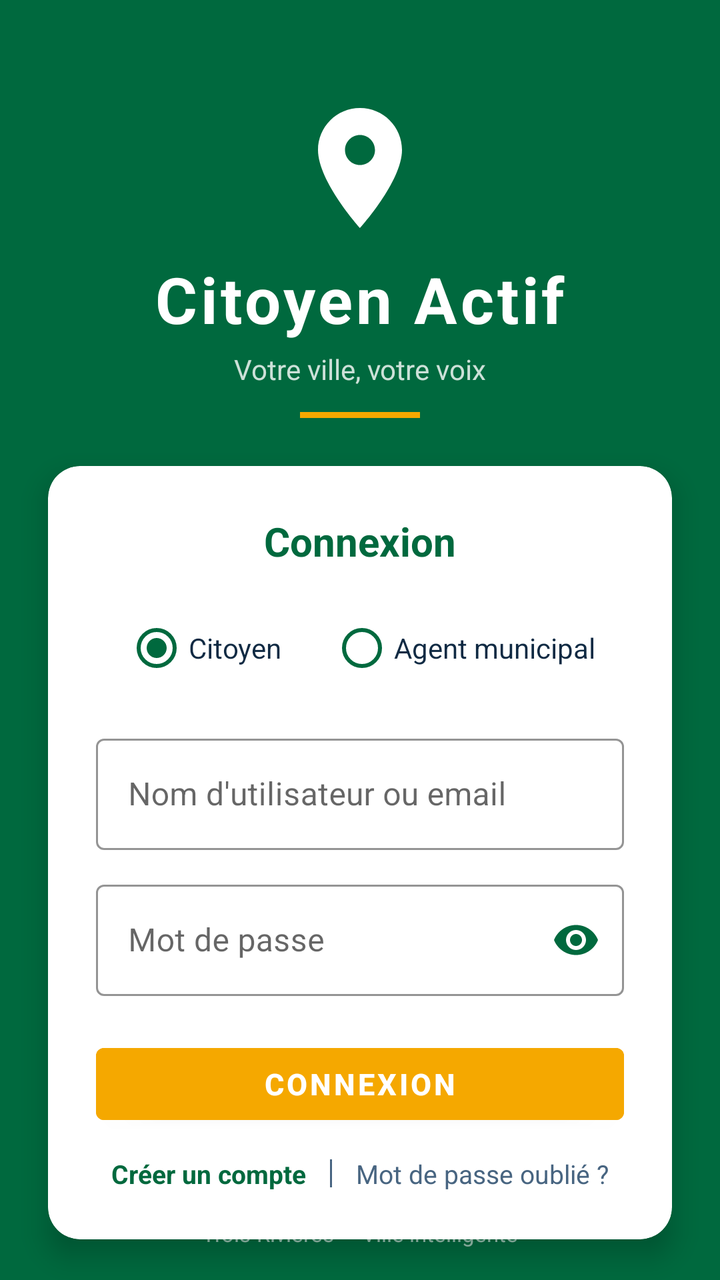
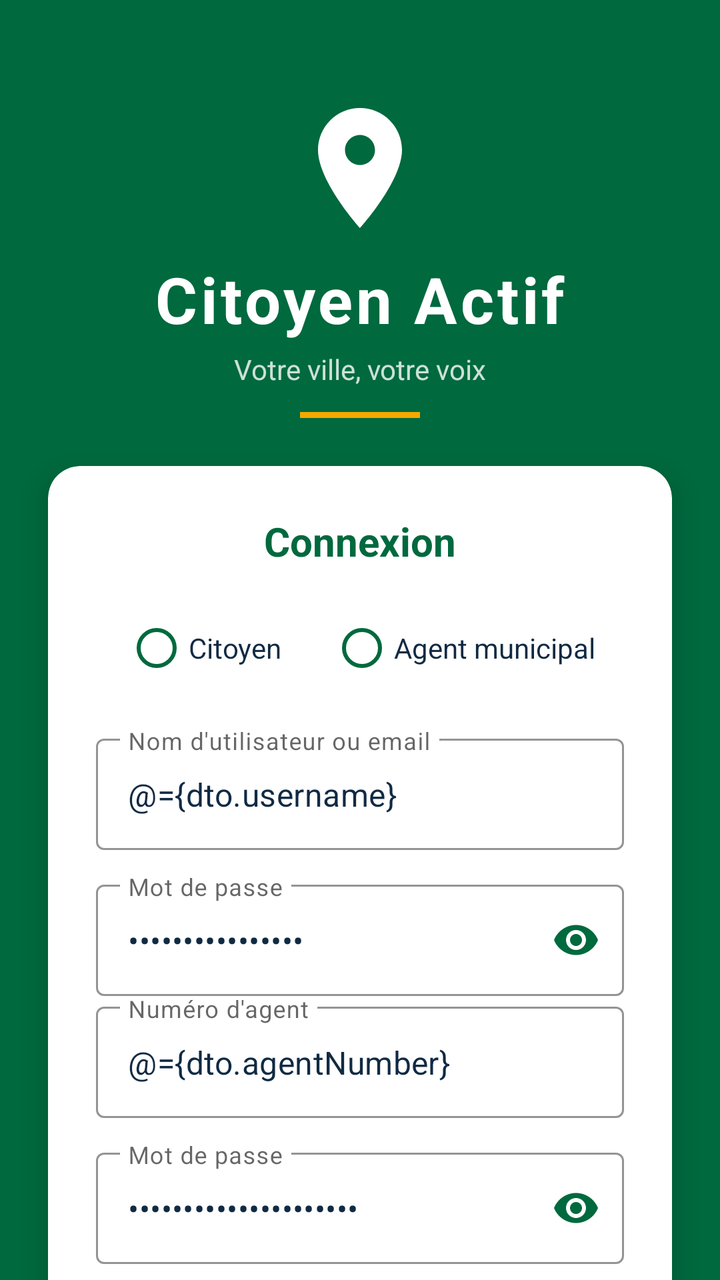

The first picture is an Android layout as it rendered before a commit; the second is the same layout after the commit. The layout source and the unified diff follow.
<!-- AndroidManifest.xml: application theme Theme.CitoyenActif.NoActionBar -->
<!-- res/layout/sign_in_frag.xml -->
<?xml version="1.0" encoding="utf-8"?>
<layout xmlns:android="http://schemas.android.com/apk/res/android"
    xmlns:app="http://schemas.android.com/apk/res-auto">

    <data />

    
    <androidx.constraintlayout.widget.ConstraintLayout
        android:id="@+id/root"
        android:layout_width="match_parent"
        android:layout_height="match_parent"
        android:background="@color/uqtr_green">

        

        
        <ImageView
            android:id="@+id/ivLocationPin"
            android:layout_width="72dp"
            android:layout_height="72dp"
            android:src="@drawable/ic_location_pin"
            android:layout_marginTop="48dp"
            app:layout_constraintTop_toTopOf="parent"
            app:layout_constraintStart_toStartOf="parent"
            app:layout_constraintEnd_toEndOf="parent"
            android:contentDescription="Icône localisation" />

        
        <TextView
            android:id="@+id/tvAppTitle"
            android:layout_width="wrap_content"
            android:layout_height="wrap_content"
            android:text="Citoyen Actif"
            android:textColor="@color/uqtr_white"
            android:textSize="32sp"
            android:textStyle="bold"
            android:letterSpacing="0.05"
            android:layout_marginTop="8dp"
            app:layout_constraintTop_toBottomOf="@id/ivLocationPin"
            app:layout_constraintStart_toStartOf="parent"
            app:layout_constraintEnd_toEndOf="parent" />

        
        <TextView
            android:id="@+id/tvSubtitle"
            android:layout_width="wrap_content"
            android:layout_height="wrap_content"
            android:text="Votre ville, votre voix"
            android:textColor="#CCFFFFFF"
            android:textSize="14sp"
            android:layout_marginTop="4dp"
            app:layout_constraintTop_toBottomOf="@id/tvAppTitle"
            app:layout_constraintStart_toStartOf="parent"
            app:layout_constraintEnd_toEndOf="parent" />

        
        <View
            android:id="@+id/dividerGold"
            android:layout_width="60dp"
            android:layout_height="3dp"
            android:background="@color/uqtr_gold"
            android:layout_marginTop="12dp"
            app:layout_constraintTop_toBottomOf="@id/tvSubtitle"
            app:layout_constraintStart_toStartOf="parent"
            app:layout_constraintEnd_toEndOf="parent" />

        
        <androidx.cardview.widget.CardView
            android:id="@+id/cardLogin"
            android:layout_width="0dp"
            android:layout_height="wrap_content"
            android:layout_marginTop="24dp"
            android:layout_marginStart="24dp"
            android:layout_marginEnd="24dp"
            app:cardBackgroundColor="@color/uqtr_white"
            app:cardCornerRadius="16dp"
            app:cardElevation="8dp"
            app:layout_constraintTop_toBottomOf="@id/dividerGold"
            app:layout_constraintStart_toStartOf="parent"
            app:layout_constraintEnd_toEndOf="parent">

            <LinearLayout
                android:layout_width="match_parent"
                android:layout_height="wrap_content"
                android:orientation="vertical"
                android:padding="24dp">

                
                <TextView
                    android:id="@+id/tvTitle"
                    android:layout_width="match_parent"
                    android:layout_height="wrap_content"
                    android:text="Connexion"
                    android:textColor="@color/uqtr_green"
                    android:textSize="20sp"
                    android:textStyle="bold"
                    android:gravity="center"
                    android:layout_marginBottom="16dp" />

                
                <RadioGroup
                    android:id="@+id/rgAccountType"
                    android:layout_width="match_parent"
                    android:layout_height="wrap_content"
                    android:orientation="horizontal"
                    android:gravity="center"
                    android:layout_marginBottom="16dp">

                    <RadioButton
                        android:id="@+id/rbCitizen"
                        android:layout_width="wrap_content"
                        android:layout_height="wrap_content"
                        android:text="Citoyen"
                        android:textColor="@color/text_primary"
                        android:buttonTint="@color/uqtr_green"
                        android:checked="true" />

                    <RadioButton
                        android:id="@+id/rbAgent"
                        android:layout_width="wrap_content"
                        android:layout_height="wrap_content"
                        android:text="Agent municipal"
                        android:textColor="@color/text_primary"
                        android:buttonTint="@color/uqtr_green"
                        android:layout_marginStart="24dp" />
                </RadioGroup>

                
                <LinearLayout
                    android:id="@+id/citizenForm"
                    android:layout_width="match_parent"
                    android:layout_height="wrap_content"
                    android:orientation="vertical">

                    <com.google.android.material.textfield.TextInputLayout
                        android:id="@+id/tilUsername"
                        style="@style/Widget.MaterialComponents.TextInputLayout.OutlinedBox"
                        android:layout_width="match_parent"
                        android:layout_height="wrap_content"
                        android:hint="Nom d'utilisateur ou email"
                        app:boxStrokeColor="@color/uqtr_green"
                        app:hintTextColor="@color/uqtr_green">

                        <com.google.android.material.textfield.TextInputEditText
                            android:id="@+id/etUsername"
                            android:layout_width="match_parent"
                            android:layout_height="wrap_content"
                            android:inputType="textEmailAddress" />
                    </com.google.android.material.textfield.TextInputLayout>

                    <com.google.android.material.textfield.TextInputLayout
                        android:id="@+id/tilPassword"
                        style="@style/Widget.MaterialComponents.TextInputLayout.OutlinedBox"
                        android:layout_width="match_parent"
                        android:layout_height="wrap_content"
                        android:hint="Mot de passe"
                        android:layout_marginTop="12dp"
                        app:boxStrokeColor="@color/uqtr_green"
                        app:hintTextColor="@color/uqtr_green"
                        app:endIconMode="password_toggle"
                        app:endIconTint="@color/uqtr_green">

                        <com.google.android.material.textfield.TextInputEditText
                            android:id="@+id/etPassword"
                            android:layout_width="match_parent"
                            android:layout_height="wrap_content"
                            android:inputType="textPassword" />
                    </com.google.android.material.textfield.TextInputLayout>

                </LinearLayout>

                
                <LinearLayout
                    android:id="@+id/agentForm"
                    android:layout_width="match_parent"
                    android:layout_height="wrap_content"
                    android:orientation="vertical"
                    android:visibility="gone">

                    <com.google.android.material.textfield.TextInputLayout
                        android:id="@+id/tilAgentNumber"
                        style="@style/Widget.MaterialComponents.TextInputLayout.OutlinedBox"
                        android:layout_width="match_parent"
                        android:layout_height="wrap_content"
                        android:hint="Numéro d'agent"
                        app:boxStrokeColor="@color/uqtr_green"
                        app:hintTextColor="@color/uqtr_green">

                        <com.google.android.material.textfield.TextInputEditText
                            android:id="@+id/etAgentNumber"
                            android:layout_width="match_parent"
                            android:layout_height="wrap_content"
                            android:inputType="text" />
                    </com.google.android.material.textfield.TextInputLayout>

                    <com.google.android.material.textfield.TextInputLayout
                        android:id="@+id/tilAgentPassword"
                        style="@style/Widget.MaterialComponents.TextInputLayout.OutlinedBox"
                        android:layout_width="match_parent"
                        android:layout_height="wrap_content"
                        android:hint="Mot de passe"
                        android:layout_marginTop="12dp"
                        app:boxStrokeColor="@color/uqtr_green"
                        app:hintTextColor="@color/uqtr_green"
                        app:endIconMode="password_toggle"
                        app:endIconTint="@color/uqtr_green">

                        <com.google.android.material.textfield.TextInputEditText
                            android:id="@+id/etAgentPassword"
                            android:layout_width="match_parent"
                            android:layout_height="wrap_content"
                            android:inputType="textPassword" />
                    </com.google.android.material.textfield.TextInputLayout>

                    
                    <Button
                        android:id="@+id/btnNfc"
                        style="@style/Widget.MaterialComponents.Button.OutlinedButton"
                        android:layout_width="match_parent"
                        android:layout_height="48dp"
                        android:layout_marginTop="12dp"
                        android:text="ACTIVER AVEC MA CARTE NFC"
                        android:textColor="@color/uqtr_green" />

                    
                    <TextView
                        android:id="@+id/tvWriteCard"
                        android:layout_width="match_parent"
                        android:layout_height="wrap_content"
                        android:layout_marginTop="8dp"
                        android:gravity="center"
                        android:padding="8dp"
                        android:text="Programmer une carte d'agent"
                        android:textColor="@color/uqtr_green"
                        android:textSize="13sp" />

                </LinearLayout>

                
                <Button
                    android:id="@+id/btnLogin"
                    android:layout_width="match_parent"
                    android:layout_height="48dp"
                    android:text="CONNEXION"
                    android:textColor="@color/uqtr_white"
                    android:textStyle="bold"
                    android:textSize="15sp"
                    android:layout_marginTop="20dp"
                    android:backgroundTint="@color/uqtr_gold" />

                
                <LinearLayout
                    android:layout_width="match_parent"
                    android:layout_height="wrap_content"
                    android:orientation="horizontal"
                    android:gravity="center_horizontal"
                    android:layout_marginTop="12dp">

                    <TextView
                        android:id="@+id/tvCreateAccount"
                        android:layout_width="wrap_content"
                        android:layout_height="wrap_content"
                        android:text="Créer un compte"
                        android:textColor="@color/uqtr_green"
                        android:textSize="13sp"
                        android:textStyle="bold" />

                    <View
                        android:layout_width="1dp"
                        android:layout_height="14dp"
                        android:background="@color/text_secondary"
                        android:layout_marginStart="12dp"
                        android:layout_marginEnd="12dp"
                        android:layout_gravity="center_vertical" />

                    <TextView
                        android:id="@+id/tvForgotPassword"
                        android:layout_width="wrap_content"
                        android:layout_height="wrap_content"
                        android:text="Mot de passe oublié ?"
                        android:textColor="@color/text_secondary"
                        android:textSize="13sp" />

                </LinearLayout>

            </LinearLayout>
        </androidx.cardview.widget.CardView>

        
        <TextView
            android:id="@+id/tvFooter"
            android:layout_width="wrap_content"
            android:layout_height="wrap_content"
            android:text="Trois-Rivières — Ville intelligente"
            android:textColor="#99FFFFFF"
            android:textSize="11sp"
            android:layout_marginBottom="16dp"
            app:layout_constraintBottom_toBottomOf="parent"
            app:layout_constraintStart_toStartOf="parent"
            app:layout_constraintEnd_toEndOf="parent" />

    </androidx.constraintlayout.widget.ConstraintLayout>
</layout>
<!-- resources referenced by this layout -->
<resources>
  <color name="text_primary">#102A43</color>
  <color name="text_secondary">#486581</color>
  <color name="uqtr_gold">#F5A800</color>
  <color name="uqtr_green">#00693E</color>
  <color name="uqtr_white">#FFFFFF</color>
  <!-- drawable ic_location_pin (drawable) -->
  <?xml version="1.0" encoding="utf-8"?>
  <vector xmlns:android="http://schemas.android.com/apk/res/android"
      android:width="72dp"
      android:height="72dp"
      android:viewportWidth="24"
      android:viewportHeight="24">
  
      <path
          android:fillColor="#FFFFFF"
          android:pathData="M12,2C8.13,2 5,5.13 5,9c0,5.25 7,13 7,13s7,-7.75 7,-13c0,-3.87 -3.13,-7 -7,-7zM12,11.5c-1.38,0 -2.5,-1.12 -2.5,-2.5s1.12,-2.5 2.5,-2.5 2.5,1.12 2.5,2.5 -1.12,2.5 -2.5,2.5z"/>
  
  </vector>
  <style name="Theme.CitoyenActif.NoActionBar" parent="Theme.MaterialComponents.DayNight.NoActionBar">
  
          
          <item name="colorPrimary">@color/uqtr_green</item>
          <item name="colorPrimaryVariant">@color/uqtr_green_dark</item>
          <item name="colorOnPrimary">@color/uqtr_white</item>
          <item name="colorSecondary">@color/uqtr_gold</item>
          <item name="colorSecondaryVariant">@color/uqtr_gold_dark</item>
          <item name="colorOnSecondary">@color/uqtr_white</item>
  
          
          <item name="android:windowBackground">@color/uqtr_green</item>
  
          
          <item name="android:textColorPrimary">@color/text_primary</item>
          <item name="android:textColorSecondary">@color/text_secondary</item>
  
          
          <item name="android:statusBarColor">@color/uqtr_green_dark</item>
      </style>
  <color name="uqtr_green_dark">#004D2C</color>
  <color name="uqtr_gold_dark">#D48F00</color>
</resources>

<!-- the commit's change to res/layout/sign_in_frag.xml (unified diff, before → after) -->
@@ -2,7 +2,12 @@
 <layout xmlns:android="http://schemas.android.com/apk/res/android"
     xmlns:app="http://schemas.android.com/apk/res-auto">
 
-    <data />
+    <data>
+        <import type="android.view.View" />
+        <variable
+            name="dto"
+            type="com.example.citoyenactif.model.dto.SignInFormDTO" />
+    </data>
 
     
     <androidx.constraintlayout.widget.ConstraintLayout
@@ -113,7 +118,7 @@
                         android:text="Citoyen"
                         android:textColor="@color/text_primary"
                         android:buttonTint="@color/uqtr_green"
-                        android:checked="true" />
+                        android:checked="@{!dto.agent}" />
 
                     <RadioButton
                         android:id="@+id/rbAgent"
@@ -122,12 +127,14 @@
                         android:text="Agent municipal"
                         android:textColor="@color/text_primary"
                         android:buttonTint="@color/uqtr_green"
-                        android:layout_marginStart="24dp" />
+                        android:layout_marginStart="24dp"
+                        android:checked="@={dto.agent}" />
                 </RadioGroup>
 
                 
                 <LinearLayout
                     android:id="@+id/citizenForm"
+                    android:visibility="@{dto.agent ? View.GONE : View.VISIBLE}"
                     android:layout_width="match_parent"
                     android:layout_height="wrap_content"
                     android:orientation="vertical">
@@ -143,6 +150,7 @@
 
                         <com.google.android.material.textfield.TextInputEditText
                             android:id="@+id/etUsername"
+                            android:text="@={dto.username}"
                             android:layout_width="match_parent"
                             android:layout_height="wrap_content"
                             android:inputType="textEmailAddress" />
@@ -162,6 +170,7 @@
 
                         <com.google.android.material.textfield.TextInputEditText
                             android:id="@+id/etPassword"
+                            android:text="@={dto.password}"
                             android:layout_width="match_parent"
                             android:layout_height="wrap_content"
                             android:inputType="textPassword" />
@@ -175,7 +184,7 @@
                     android:layout_width="match_parent"
                     android:layout_height="wrap_content"
                     android:orientation="vertical"
-                    android:visibility="gone">
+                    android:visibility="@{dto.agent ? View.VISIBLE : View.GONE}">
 
                     <com.google.android.material.textfield.TextInputLayout
                         android:id="@+id/tilAgentNumber"
@@ -188,6 +197,7 @@
 
                         <com.google.android.material.textfield.TextInputEditText
                             android:id="@+id/etAgentNumber"
+                            android:text="@={dto.agentNumber}"
                             android:layout_width="match_parent"
                             android:layout_height="wrap_content"
                             android:inputType="text" />
@@ -207,6 +217,7 @@
 
                         <com.google.android.material.textfield.TextInputEditText
                             android:id="@+id/etAgentPassword"
+                            android:text="@={dto.agentPassword}"
                             android:layout_width="match_parent"
                             android:layout_height="wrap_content"
                             android:inputType="textPassword" />
